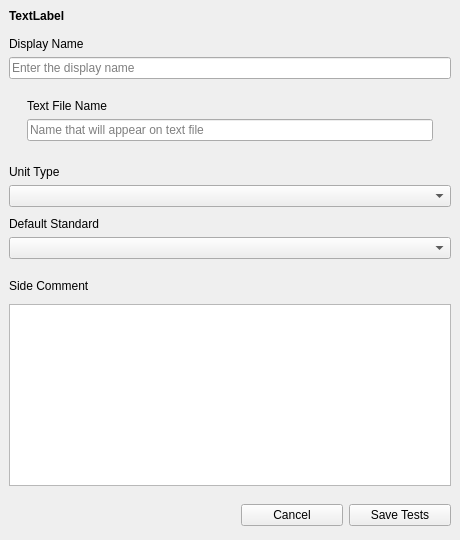
This is src/ui/addTestsDialog.ui in layup/LIMS as Qt 5 draws it before an edit. The edited form follows.
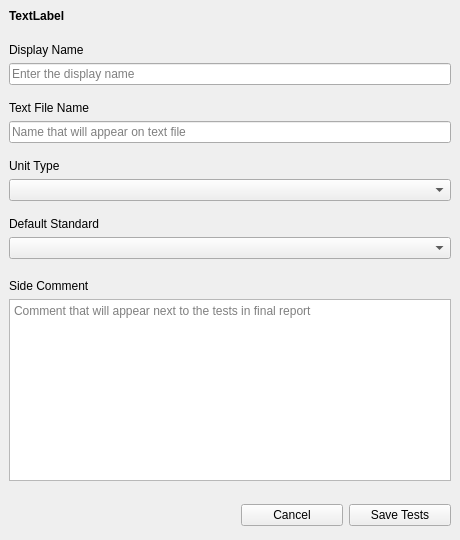
This is the edited form.

```diff
--- a/src/ui/addTestsDialog.ui
+++ b/src/ui/addTestsDialog.ui
@@ -50,7 +50,7 @@
   </property>
   <layout class="QVBoxLayout" name="verticalLayout">
    <property name="spacing">
-    <number>0</number>
+    <number>-1</number>
    </property>
    <property name="leftMargin">
     <number>0</number>
@@ -100,9 +100,9 @@
         </property>
        </widget>
       </item>
-      <item>
-       <widget class="QWidget" name="widget_8" native="true">
-        <layout class="QHBoxLayout" name="horizontalLayout_2">
+     </layout>
+    </widget>
+   </item>
          <item>
           <widget class="QWidget" name="widget_4" native="true">
            <layout class="QVBoxLayout" name="verticalLayout_3">
@@ -129,12 +129,6 @@
            </layout>
           </widget>
          </item>
-        </layout>
-       </widget>
-      </item>
-     </layout>
-    </widget>
-   </item>
    <item>
     <widget class="QWidget" name="widget_5" native="true">
      <layout class="QVBoxLayout" name="verticalLayout_4">
@@ -190,7 +184,23 @@
        </widget>
       </item>
       <item>
-       <widget class="QPlainTextEdit" name="plainTextEdit"/>
+       <widget class="QPlainTextEdit" name="plainTextEdit">
+        <property name="minimumSize">
+         <size>
+          <width>0</width>
+          <height>0</height>
+         </size>
+        </property>
+        <property name="maximumSize">
+         <size>
+          <width>16777215</width>
+          <height>150</height>
+         </size>
+        </property>
+        <property name="placeholderText">
+         <string>Comment that will appear next to the tests in final report</string>
+        </property>
+       </widget>
       </item>
      </layout>
     </widget>
```
Lines whose indentation alone changed are shown as unchanged.
